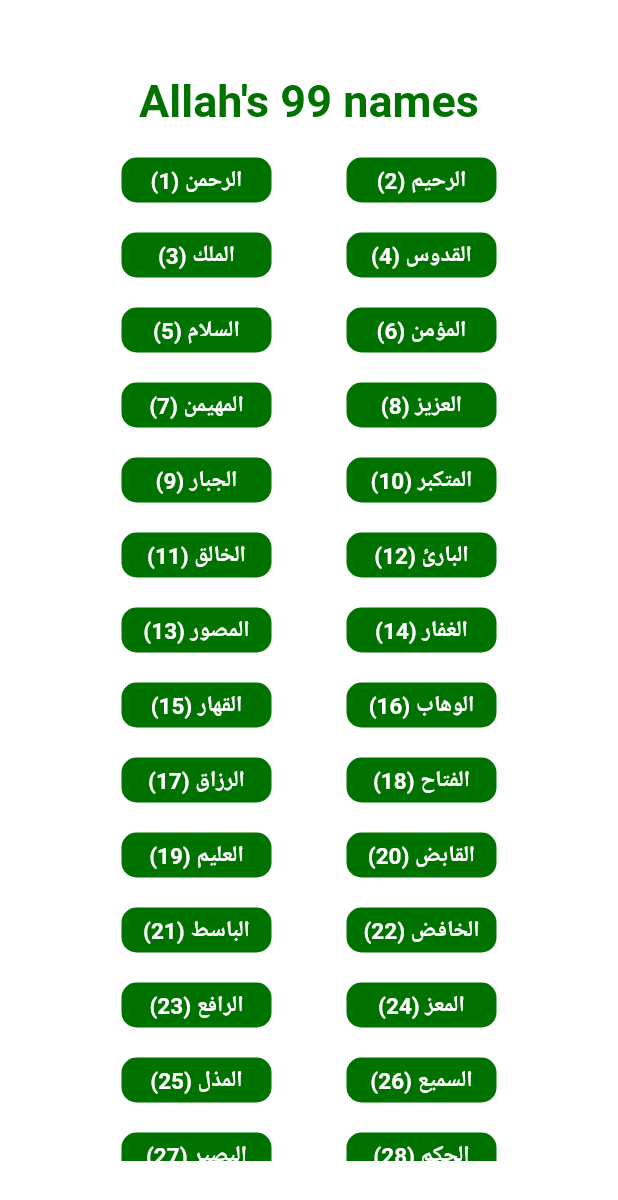
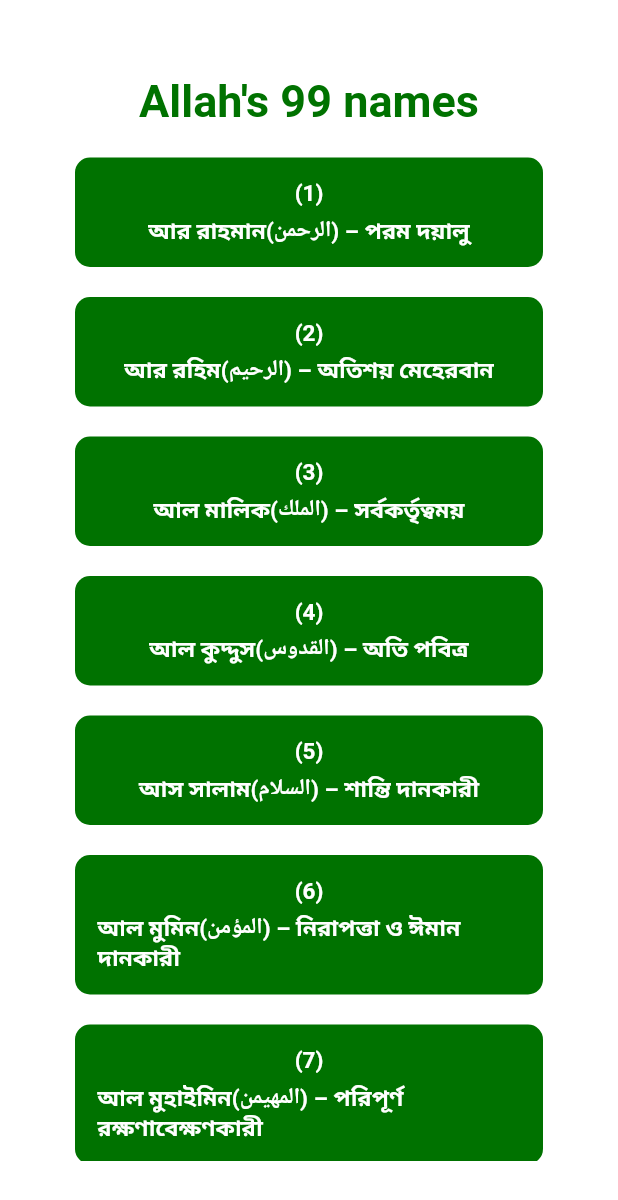
Before and after one commit to CPAD-Gazipur/Counter, a Flutter app: the AllahNameView screen opened by its route, on a phone screen of 412 x 824 dp. Shown: the top 1200 px of the screen. Run offline on Flutter 3.47's test engine with Material 2 defaults, Android fonts, the light colour scheme and no system bars; our stand-ins replace animated_flip_counter, get.

Commit message:
New View Added by Yeaseen

```diff
--- a/lib/app/global_widgets/button/page_button.dart
+++ b/lib/app/global_widgets/button/page_button.dart
@@ -2,11 +2,11 @@ import 'package:flutter/material.dart';
 
 class Button extends StatelessWidget {
   final String text;
-  final Function() onPressed;
+  final Function onclick;
   const Button({
     Key? key,
     this.text = "",
-    required this.onPressed,
+    required this.onclick,
   }) : super(key: key);
 
   @override
@@ -14,18 +14,22 @@ class Button extends StatelessWidget {
     return ElevatedButton(
       style: ElevatedButton.styleFrom(
         padding: EdgeInsets.all(30),
-        primary: Color(0xff006400),
+        primary: Color(
+          0xff006400,
+        ),
         splashFactory: InkRipple.splashFactory,
         shape: RoundedRectangleBorder(
           borderRadius: BorderRadius.circular(20),
         ),
         side: BorderSide(
-          color: Color(0xff008000),
+          color: Color(
+            0xff008000,
+          ),
           width: 5,
         ),
       ),
       onPressed: () {
-        onPressed;
+        onclick;
       },
       child: Text(
         text,
--- a/lib/app/modules/home/controllers/home_controller.dart
+++ b/lib/app/modules/home/controllers/home_controller.dart
@@ -20,15 +20,21 @@ class HomeController extends GetxController {
     print(onInit);
     suras.value = duaList;
   }
+  //
+  //increase button(ELECTRIC TOZBI)
 
   void increment() {
     count.value++;
   }
+  //
+  // decrease button(ELECTRIC TOZBI)
 
   void decrement() {
     count.value--;
   }
 
+  //
+  //reset button(ELECTRIC TOZBI)
   void reset() {
     count.value = 0;
   }
@@ -48,6 +54,8 @@ class HomeController extends GetxController {
     Colors.redAccent,
     Colors.orangeAccent,
   ];
+  //
+  //The included duas are called on List of Duas ; on ELECTRIC TOZBI page
   static const List<String> duaList = [
     "اَللَّهُمَّ إِنِّي أَسْأَلُكَ عِلْمًا نَافِعًا , وَ رِزْقًا طَيَّبًا , وَ عَمَلاً مُتَقَبَّلاً(Allahumma inni as’aluka ‘Ilman naafi’an, wa rizqan tayyiban, wa ‘amalan mutaqabbalan)",
     "اللَّهُمَّ اِنِّىْ اَسْئَلُكَ حُبَّكَ وَ حُبَّ مَنْ يُّحِبُّكَ وحُبَّ عَمَلٍ يُّقَرِّبُ اِلى حُبِّكَ(Allahumma inni as aluka hubbaka, wa hubba man yuhibbuka, wa hubba kulle ‘amalin yuqarribuni ila hubbika.)",
@@ -70,105 +78,108 @@ class HomeController extends GetxController {
     "رَبَّنَا أَفْرِغْ عَلَيْنَا صَبْرًا وَتَوَفَّنَا مُسْلِمِينَ(Rabbana afrigh 'alayna sabraw wa tawaffana Muslimeen)",
     "رَبِّ اجْعَلْنِيْ مُقِيْمَ الصَّلٰوةِ وَمِنْ ذُرِّيَّتِيْ رَبَّنَا وَتَقَبَّلْ دُعَاۗءِ(Rabbij-A’lnee Muqeemas’ S’alaati Wa Min D’urrriyyatee Rabbanaa Wa Taqabbal Du-A’aa)",
   ];
+
+  //
+  //ALLAH NAMES are called on AllahNames Page
   static const List<String> allahnames = [
-    "الرحمن",
-    "الرحيم",
-    "الملك",
-    "القدوس",
-    "السلام",
-    "المؤمن",
-    "المهيمن",
-    "العزيز",
-    "الجبار",
-    "المتكبر",
-    "الخالق",
-    "البارئ",
-    "المصور",
-    "الغفار",
-    "القهار",
-    "الوهاب",
-    "الرزاق",
-    "الفتاح",
-    "العليم",
-    "القابض",
-    "الباسط",
-    "الخافض",
-    "الرافع",
-    "المعز",
-    "المذل",
-    "السميع",
-    "البصير",
-    "الحكم",
-    "العدل",
-    "اللطيف",
-    "الخبير",
-    "الحليم",
-    "العظيم",
-    "الغفور",
-    "الشكور",
-    "العلى",
-    "الكبير",
-    "الحفيظ",
-    "المقيت",
-    "الحسيب",
-    "الجليل",
-    "الكريم",
-    "الرقيب",
-    "المجيب",
-    "الواسع",
-    "الحكيم",
-    "الودود",
-    "المجيد",
-    "الباعث",
-    "الشهيد",
-    "الحق",
-    "الوكيل",
-    "القوى",
-    "المتين",
-    "الولى",
-    "الحميد",
-    "المحصى",
-    "المبدئ",
-    "المعيد",
-    "المحيى",
-    "المميت",
-    "الحي",
-    "القيوم",
-    "الواجد",
-    "الماجد",
-    "الواحد",
-    "الاحد",
-    "الصمد",
-    "القادر",
-    "المقتدر",
-    "المقدم",
-    "المؤخر",
-    "الأول",
-    "الأخر",
-    "الظاهر",
-    "الباطن",
-    "الوالي",
-    "المتعالي",
-    "البر",
-    "التواب",
-    "المنتقم",
-    "العفو",
-    "الرؤوف",
-    "مالك الملك",
-    "ذو الجلال و الإكرام",
-    "المقسط",
-    "الجامع",
-    "الغنى",
-    "المغنى",
-    "المانع",
-    "الضار",
-    "النافع",
-    "النور",
-    "الهادي",
-    "البديع",
-    "الباقي",
-    "الوارث",
-    "الرشيد",
-    "الصبور",
+    "আর রাহমান(الرحمن) – পরম দয়ালু",
+    "আর রহিম(الرحيم) – অতিশয় মেহেরবান",
+    "আল মালিক(الملك) – সর্বকর্তৃত্বময়",
+    "আল কুদ্দুস(القدوس) – অতি পবিত্র",
+    "আস সালাম(السلام) – শান্তি দানকারী",
+    "আল মুমিন(المؤمن) – নিরাপত্তা ও ঈমান দানকারী",
+    "আল মুহাইমিন(المهيمن) – পরিপূর্ণ রক্ষণাবেক্ষণকারী",
+    "আল আজিজ(العزيز) – পরাক্রমশালী",
+    "আল জাব্বার(الجبار) – দুর্নিবার",
+    "আল মুতাকাব্বির(المتكبر) – নিরঙ্কুশ শ্রেষ্ঠত্বের অধিকারী",
+    "আল খালিক(الخالق) – সৃষ্টিকর্তা",
+    "আল বারী(البارئ) – সঠিকভাবে সৃষ্টিকারী",
+    "আল মুসাউইর(المصور) – আকৃতি দানকারী",
+    "আল গাফ্ফার(الغفار) – পরম ক্ষমাশীল",
+    "আল ক্বাহার(القهار) – কঠোর",
+    "আল ওয়াহ্হাব(الوهاب) – সবকিছু দানকারী",
+    "আর রাজ্জাক(الرزاق) – রিযিকদাতা",
+    "আল ফাত্তাহ(الفتاح) – বিজয়দানকারী",
+    "আল আলীম(العليم) – সর্বজ্ঞ",
+    "আল কাবিদ্ব(القابض) – সংকীর্ণকারী",
+    "আল বাসিত(الباسط) – প্রশস্তকারী",
+    "আল খাফিদ(الخافض) – অবনতকারী",
+    "আর রাফী(الرافع) – উন্নতকারী",
+    "আল মুজিব(المعز) – সম্মান দানকারী",
+    "আল মুদ্বিল্ল(المذل) – (অবিশ্বাসীদের) বেইজ্জতকারী",
+    "আস সামি(السميع) – সর্বশ্রোতা",
+    "আল বাসীর(البصير) – সর্ববিষয় দর্শনকারী",
+    "আল হাকাম(الحكم) – অতল বিচারক",
+    "আল আদল(العدل) – পরিপূর্ণ ন্যায়বিচারক",
+    "আল লতিফ(اللطيف) – সকল গোপন বিষয়ে অবগত",
+    "আল খাবির(الخبير) – সকল বিষয়ে জ্ঞাত",
+    "আল হালিম(الحليم) – অত্যন্ত ধর্য্যশীল",
+    "আল আজিম(العظيم) – সর্বত্ত মর্যাদাশীল",
+    "আল গফুর(الغفور) – পরম ক্ষমাশীল",
+    "আস শাকুর(الشكور) – গুন্গ্রাহী",
+    "আল আলী(العلى) – উচ্চ মর্যাদাশীল",
+    "আল কাবিইর(الكبير) – সুমহান",
+    "আল হাফীজ(الحفيظ) – সংরক্ষণকারী",
+    "আল মুক্বিত(المقيت) – সকলের জীবনোপকরণ দানকারী",
+    "আল হাসিব(الحسيب) – হিসাব গ্রহণকারী",
+    "আল জলীল(الجليل)- পরম মর্যাদার অধিকারী",
+    "আল কারীম(الكريم) – সুমহান দাতা",
+    "আল রাক্বীব(الرقيب) – তত্ত্বাবধায়ক",
+    "আল মুজীব(المجيب) – কবুলকারী",
+    "আল ওয়াসি(الواسع) – সর্বত্ত বিরাজমান",
+    "আল হাকীম(الحكيم) – পরম প্রজ্ঞাময়",
+    "আল ওয়াদুদ(الودود) – (বান্দাদের প্রতি) সদয়",
+    "আল মাজীদ(المجيد) – সকল মর্যাদার অধিকারী",
+    "আল বাইস(الباعث) – পুনরুজ্জীবিতকারী",
+    "আশ শাহীদ(الشهيد) – সর্বজ্ঞ স্বাক্ষী",
+    "আল হাক্ব(الحق) – পরম সত্য",
+    "আল ওয়াকিল(الوكيل) – পরম নির্ভরযোগ্য কর্ম-সম্পাদনকারী",
+    "আল ক্বাউইউ(القوى) – পরম শক্তির অধিকারী",
+    "আল মাতীন(المتين) – সুদৃঢ়",
+    "আল ওয়ালীইউ(الولى) – অভিভাবক ও সাহায্যকারী",
+    "আল হামীদ(الحميد) – সকল প্রশংসার অধিকারী",
+    "আল মুহসি(المحصى) – সকল সৃষ্টির ব্যাপারে অবগত",
+    "আল মুব্দি(المبدئ) – প্রথমবার সৃষ্টিকর্তা",
+    "আল মুঈদ(المعيد) – পুনরায় সৃষ্টিকর্তা",
+    "আল মুহয়ি(المحيى) – জীবন দানকারী",
+    "আল মুমীত(المميت) – মৃত্যু দানকারী",
+    "আল হাইয়্যু(الحي) – চিরঞ্জীব",
+    "আল ক্বাইয়ূম(القيوم) – সমস্ত কিছুর ধারক ও সংরক্ষণকারী",
+    "আল ওয়াজীদ(الواجد) – অফুরন্ত ভান্ডারের অধিকারী",
+    "আল মাজীদ(الماجد) – শ্রেষ্ঠত্বের অধিকারী",
+    "আল ওয়া’হিদ(الواحد) – এক ও অদ্বিতীয়",
+    "আল আহাদ(الاحد) – এক",
+    "আস সামাদ(الصمد) – অমুখাপেক্ষি",
+    "আল ক্বাদীর(القادر) – সর্বশক্তিমান",
+    "আল মুক্তাদির(المقتدر) – নিরঙ্কুশ সিদ্ধান্তের অধিকারী",
+    "আল মুক্বদ্দিম(المقدم) – অগ্রসারক",
+    "আল মুয়াক্ষীর(المؤخر) – অবকাশ দানকারী",
+    "আল আউয়াল(الأول) – অনাদি",
+    "আল আখির(الأخر) – অনন্ত, সর্বশেষ",
+    "আল জাহির(الظاهر) – সম্পূর্ণরূপে প্রকাশিত",
+    "আল বাত্বিন(الباطن) – দৃষ্টি হতে অদৃশ্য",
+    "আল ওয়ালী(الوالي) – সমস্ত কিছুর অভিভাবক",
+    "আল মুতা’আলী(المتعالي) – সৃষ্টির গুণাবলীর উর্দ্ধে",
+    "আল বার্(البر) – পরম উপকারী",
+    "আত তাওয়াব(التواب) – তাওবার তৌফিক দানকারী ও কবুলকারী",
+    "আল মুনতাক্বীম(المنتقم) – প্রতিশোধ গ্রহণকারী",
+    "আল আফঊ(العفو) – পরম উদার",
+    "আর রউফ(الرؤوف) – পরম স্নেহশীল",
+    "মালিকুল মূলক(مالك الملك) – সমগ্র জগতের বাদশাহ",
+    "যুল জালালী ওয়াল ইকরাম(ذو الجلال و الإكرام) – মহিমান্বিত ও দয়াবান সত্তা",
+    "আল মুক্বসিত(المقسط) – হকদারের হোক আদায়কারী",
+    "আল জামিই(الجامع) – একত্রকারী, সমবেতকারী",
+    "আল গানি(الغنى) – অমুখাপেক্ষি ধনী",
+    "আল মুগনিই(المغنى) – পরম অভাবমোচনকারী",
+    "আল মানিই(المانع) – অকল্যাণরোধক",
+    "আয্ যর(الضار) – ক্ষতিসাধনকারী",
+    "আন নাফিই’(النافع) – কল্যাণকারী",
+    "আন নূর(النور) – পরম আলো",
+    "আল হাদী(الهادي) – পথ প্রদর্শক",
+    "আল বাদীই(البديع) – অতুলনীয়",
+    "আল বাক্বী(الباقي) – চিরস্থায়ী, অবিনশ্বর",
+    "আল ওয়ারিস(الوارث) – উত্তরাধিকারী",
+    "আর রাশীদ(الرشيد) – সঠিক পথ প্রদর্শক",
+    "আস সাবুর(الصبور) – অত্যাধিক ধর্য্য ধারণকারী",
   ];
 }
--- a/lib/app/modules/home/views/allah_name_view.dart
+++ b/lib/app/modules/home/views/allah_name_view.dart
@@ -7,7 +7,9 @@ class AllahNameView extends GetView {
   @override
   Widget build(BuildContext context) {
     return Scaffold(
-      backgroundColor: Color(0xffffffff),
+      backgroundColor: Color(
+        0xffffffff,
+      ),
       body: Padding(
         padding: const EdgeInsets.all(50.0),
         child: SingleChildScrollView(
@@ -20,7 +22,9 @@ class AllahNameView extends GetView {
                   style: TextStyle(
                     fontSize: 30,
                     fontWeight: FontWeight.bold,
-                    color: Color(0xff007200),
+                    color: Color(
+                      0xff007200,
+                    ),
                   ),
                 ),
                 SizedBox(
@@ -30,19 +34,37 @@ class AllahNameView extends GetView {
                   spacing: 50,
                   runSpacing: 20,
                   children: [
-                    for (int i = 0; i < 98; i++)
+                    //Used for loop for container
+                    for (int i = 0; i <= 98; i++)
                       Container(
-                        height: 30,
-                        width: 100,
-                        child: Center(
+                        padding: EdgeInsets.all(15),
+                        width: double.infinity,
+                        child: Column(
+                          children: [
+                            Center(
                               child: Text(
-                            "(${i + 1}) ${HomeController.allahnames[i % 99]}",
+                                "(${i + 1})",
                                 style: TextStyle(
                                   fontSize: 15,
                                   fontWeight: FontWeight.bold,
                                   color: Color(0xffffffffff),
                                 ),
                               ),
+                            ),
+                            SizedBox(
+                              height: 5,
+                            ),
+                            Center(
+                              child: Text(
+                                "${HomeController.allahnames[i % 99]}",
+                                style: TextStyle(
+                                  fontSize: 15,
+                                  fontWeight: FontWeight.bold,
+                                  color: Color(0xffffffffff),
+                                ),
+                              ),
+                            ),
+                          ],
                         ),
                         decoration: BoxDecoration(
                           color: Color(
--- a/lib/app/modules/home/views/counter_view.dart
+++ b/lib/app/modules/home/views/counter_view.dart
@@ -19,7 +19,9 @@ class CounterView extends GetView<HomeController> {
                 style: TextStyle(
                   fontSize: 50,
                   fontWeight: FontWeight.normal,
-                  color: Color(0xff006400),
+                  color: Color(
+                    0xff006400,
+                  ),
                 ),
               ),
               SizedBox(
@@ -37,7 +39,9 @@ class CounterView extends GetView<HomeController> {
                   ),
                   decoration: BoxDecoration(
                     border: Border.all(
-                      color: Color(0xFF006400),
+                      color: Color(
+                        0xFF006400,
+                      ),
                       width: 5,
                     ),
                     borderRadius: BorderRadius.circular(20),
@@ -51,7 +55,9 @@ class CounterView extends GetView<HomeController> {
                         style: TextStyle(
                           fontSize: 20,
                           fontWeight: FontWeight.normal,
-                          color: Color(0xff004b23),
+                          color: Color(
+                            0xff004b23,
+                          ),
                         ),
                       ),
                       SizedBox(
@@ -64,7 +70,9 @@ class CounterView extends GetView<HomeController> {
                                 .toString(),
                             style: TextStyle(
                               fontSize: 20,
-                              color: Color(0xFFff002b),
+                              color: Color(
+                                0xFFff002b,
+                              ),
                             ),
                           ),
                         ),
@@ -95,11 +103,17 @@ class CounterView extends GetView<HomeController> {
                             ElevatedButton(
                               style: ElevatedButton.styleFrom(
                                 elevation: 20,
-                                shadowColor: Color(0xffff002b),
-                                primary: Color(0xffff002b),
+                                shadowColor: Color(
+                                  0xffff002b,
+                                ),
+                                primary: Color(
+                                  0xffff002b,
+                                ),
                                 padding: EdgeInsets.all(15),
                                 side: BorderSide(
-                                  color: Color(0xffff002b),
+                                  color: Color(
+                                    0xffff002b,
+                                  ),
                                   width: 5,
                                 ),
                               ),
@@ -118,11 +132,17 @@ class CounterView extends GetView<HomeController> {
                             ElevatedButton(
                               style: ElevatedButton.styleFrom(
                                 elevation: 20,
-                                shadowColor: Color(0xFF007200),
-                                primary: Color(0xFF007200),
+                                shadowColor: Color(
+                                  0xFF007200,
+                                ),
+                                primary: Color(
+                                  0xFF007200,
+                                ),
                                 padding: EdgeInsets.all(10),
                                 side: BorderSide(
-                                  color: Color(0xFF007200),
+                                  color: Color(
+                                    0xFF007200,
+                                  ),
                                   width: 5,
                                 ),
                               ),
@@ -147,7 +167,9 @@ class CounterView extends GetView<HomeController> {
                           decoration: BoxDecoration(
                             borderRadius: BorderRadius.circular(20),
                             border: Border.all(
-                              color: Color(0xff0a0908),
+                              color: Color(
+                                0xff0a0908,
+                              ),
                               width: 5,
                             ),
                           ),
@@ -180,11 +202,17 @@ class CounterView extends GetView<HomeController> {
                         ElevatedButton(
                           style: ElevatedButton.styleFrom(
                             elevation: 20,
-                            shadowColor: Color(0xFF008000),
-                            primary: Color(0xFF008000),
+                            shadowColor: Color(
+                              0xFF008000,
+                            ),
+                            primary: Color(
+                              0xFF008000,
+                            ),
                             padding: EdgeInsets.all(10),
                             side: BorderSide(
-                              color: Color(0xFF008000),
+                              color: Color(
+                                0xFF008000,
+                              ),
                               width: 5,
                             ),
                           ),
@@ -211,10 +239,14 @@ class CounterView extends GetView<HomeController> {
               //Dua List Button
               ElevatedButton(
                 style: ElevatedButton.styleFrom(
-                  primary: Color(0xff6f4518),
+                  primary: Color(
+                    0xff6f4518,
+                  ),
                   padding: EdgeInsets.all(15),
                   side: BorderSide(
-                    color: Colors.black,
+                    color: Color(
+                      0xff000000,
+                    ),
                     width: 5,
                   ),
                 ),
--- a/lib/app/modules/home/views/sura_list_view.dart
+++ b/lib/app/modules/home/views/sura_list_view.dart
@@ -49,7 +49,9 @@ class SuraListView extends GetView<HomeController> {
                               Text(
                                 'Dua ${i + 1}',
                                 style: TextStyle(
-                                  color: Colors.black,
+                                  color: Color(
+                                    0xff000000,
+                                  ),
                                   fontWeight: FontWeight.bold,
                                   fontSize: 15,
                                 ),
@@ -60,7 +62,9 @@ class SuraListView extends GetView<HomeController> {
                               Text(
                                 HomeController.duaList[i % 20],
                                 style: TextStyle(
-                                  color: Colors.white,
+                                  color: Color(
+                                    0xffffffff,
+                                  ),
                                   // fontSize: 15,
                                 ),
                               ),
@@ -74,12 +78,18 @@ class SuraListView extends GetView<HomeController> {
                           startAngle: 2,
                           endAngle: 5,
                           colors: const <Color>[
-                            Color(0xff38b000),
-                            Color(0xff006400),
+                            Color(
+                              0xff38b000,
+                            ),
+                            Color(
+                              0xff006400,
+                            ),
                           ],
                           stops: const <double>[0.0, 0.5],
                         ),
-                        color: Colors.white,
+                        color: Color(
+                          0xffffffff,
+                        ),
                         border: Border.all(
                           color: HomeController.colors[i % 13],
                           width: 5,
```
Also changed, not shown: lib/app/modules/home/views/home_view.dart (+39 -13 lines). Lines whose indentation alone changed are shown as unchanged.
